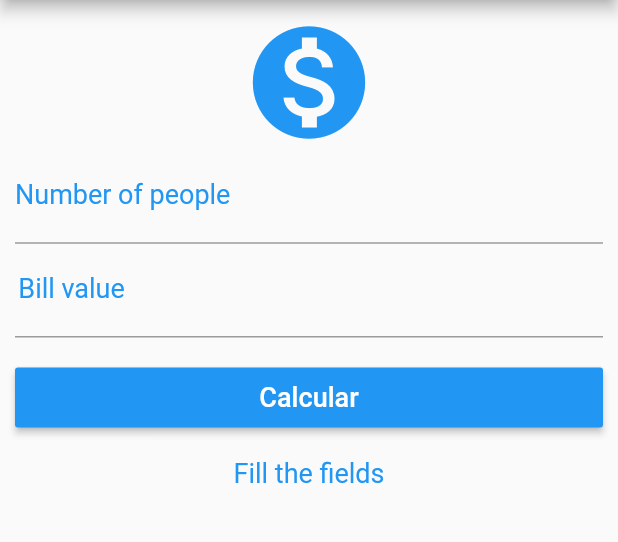
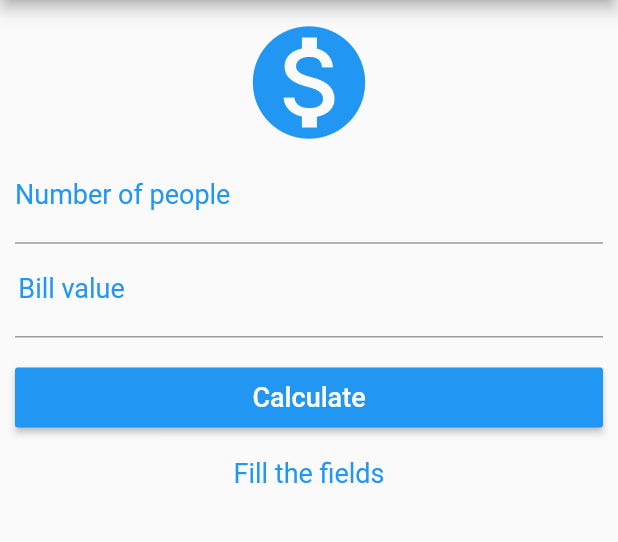
Before and after one commit to RaysaOliveira/split_bills, a Flutter app: the screen it shows after launch, on a phone screen of 412 x 824 dp, the part 84-626 px from its top. Run offline on Flutter 3.47's test engine with Material 2 defaults, Android fonts, the phone set to English and light mode, and no system bars.

Commit message:
update button name

```diff
--- a/lib/main.dart
+++ b/lib/main.dart
@@ -114,7 +114,7 @@ class _HomePageState extends State<HomePage> {
                     },
                     color: Colors.blue,
                     child: Text(
-                      "Calcular",
+                      "Calculate",
                       style: TextStyle(color: Colors.white, fontSize: 18),
                     ),
                   )),
```
